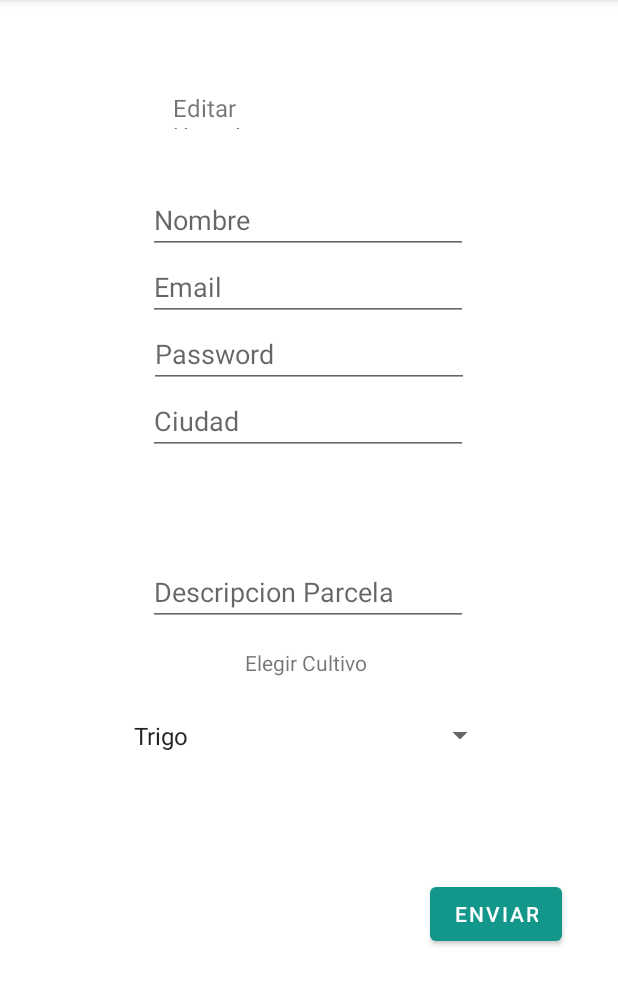
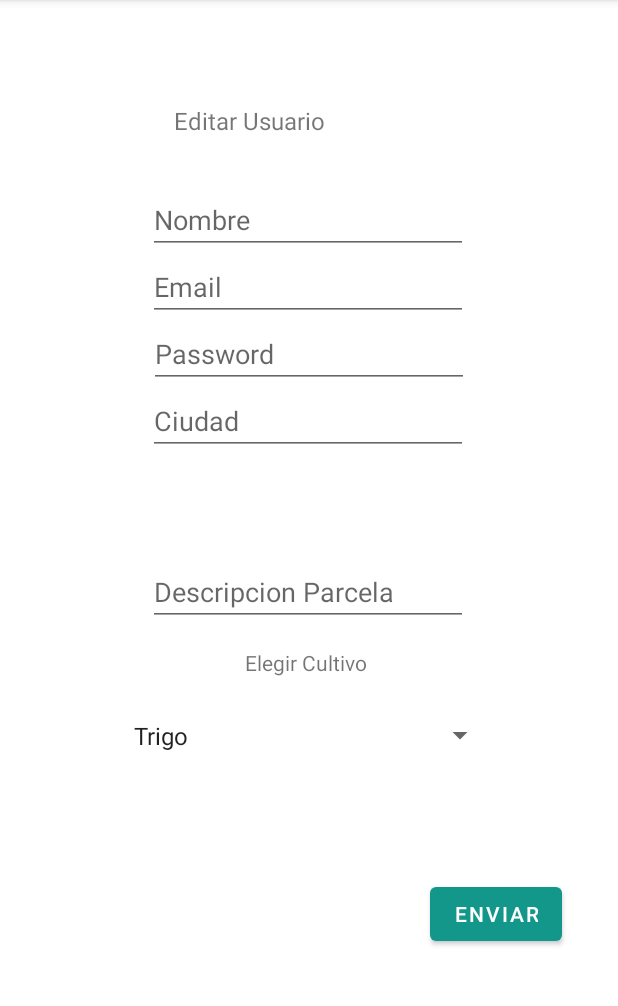
Before and after one commit to AlexTeper99/ReeGoAndroid, an Android app: the fragment SingleUserFragment placed in its activity, on a phone screen of 412 x 824 dp, the part 84-1090 px from its top. Run offline under Robolectric (Android 15) with nearby library versions, the phone set to English and light mode, and no system bars; 9 statements that could not run were skipped.

Commit message:
view climate data - is raining fixed string, edit user text, fixed size

```diff
--- a/app/src/main/res/layout/fragment_my_information.xml
+++ b/app/src/main/res/layout/fragment_my_information.xml
@@ -64,13 +64,13 @@
 
     <TextView
         android:id="@+id/rainDesc"
-        android:layout_width="244dp"
-        android:layout_height="29dp"
+        android:layout_width="263dp"
+        android:layout_height="39dp"
         android:text="Descripcion de la lluvia:"
         app:layout_constraintBottom_toBottomOf="parent"
         app:layout_constraintStart_toStartOf="@+id/timeTextView"
         app:layout_constraintTop_toTopOf="parent"
-        app:layout_constraintVertical_bias="0.515" />
+        app:layout_constraintVertical_bias="0.523" />
 
     <TextView
         android:id="@+id/temperature"
--- a/app/src/main/res/layout/fragment_single_user.xml
+++ b/app/src/main/res/layout/fragment_single_user.xml
@@ -45,16 +45,16 @@
 
     <TextView
         android:id="@+id/txtSingleUserTitle"
-        android:layout_width="87dp"
-        android:layout_height="25dp"
+        android:layout_width="195dp"
+        android:layout_height="32dp"
         android:text="Usuario"
         android:textSize="16sp"
         app:layout_constraintBottom_toBottomOf="parent"
         app:layout_constraintEnd_toEndOf="parent"
-        app:layout_constraintHorizontal_bias="0.355"
+        app:layout_constraintHorizontal_bias="0.537"
         app:layout_constraintStart_toStartOf="parent"
         app:layout_constraintTop_toTopOf="parent"
-        app:layout_constraintVertical_bias="0.059" />
+        app:layout_constraintVertical_bias="0.072" />
 
     <EditText
         android:id="@+id/editTextPlotDescription"
```
Also changed, not shown: app/src/main/java/com/example/reegoandroid/viewmodels/MyInformationViewModel.kt (+9 -4 lines).
